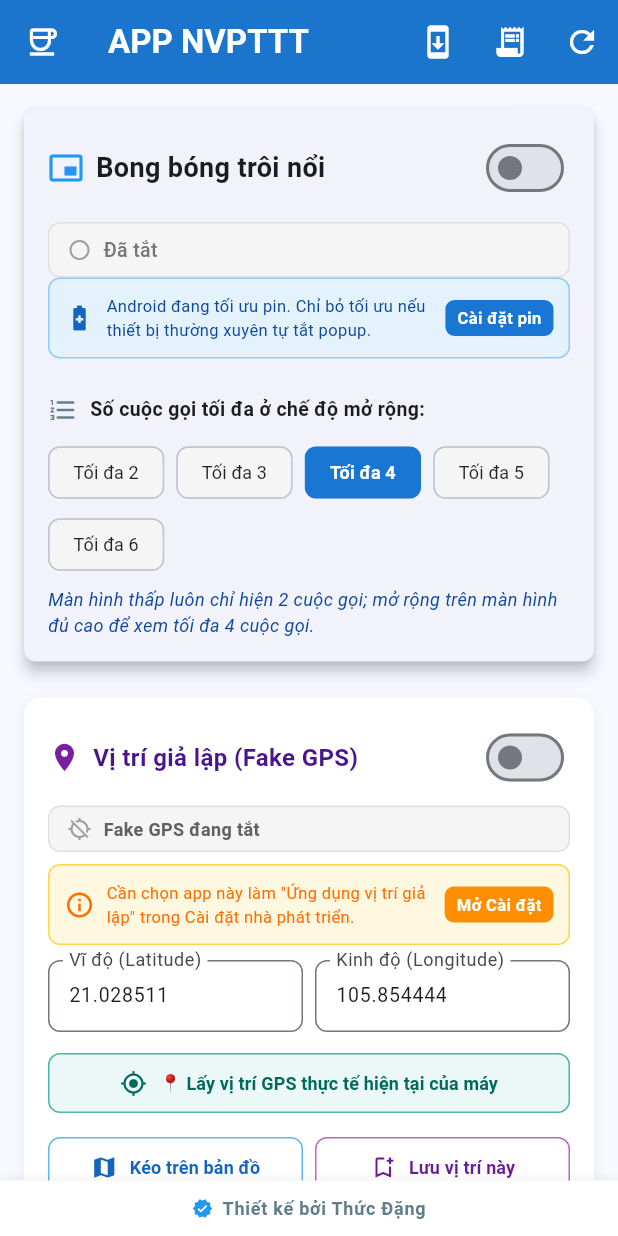
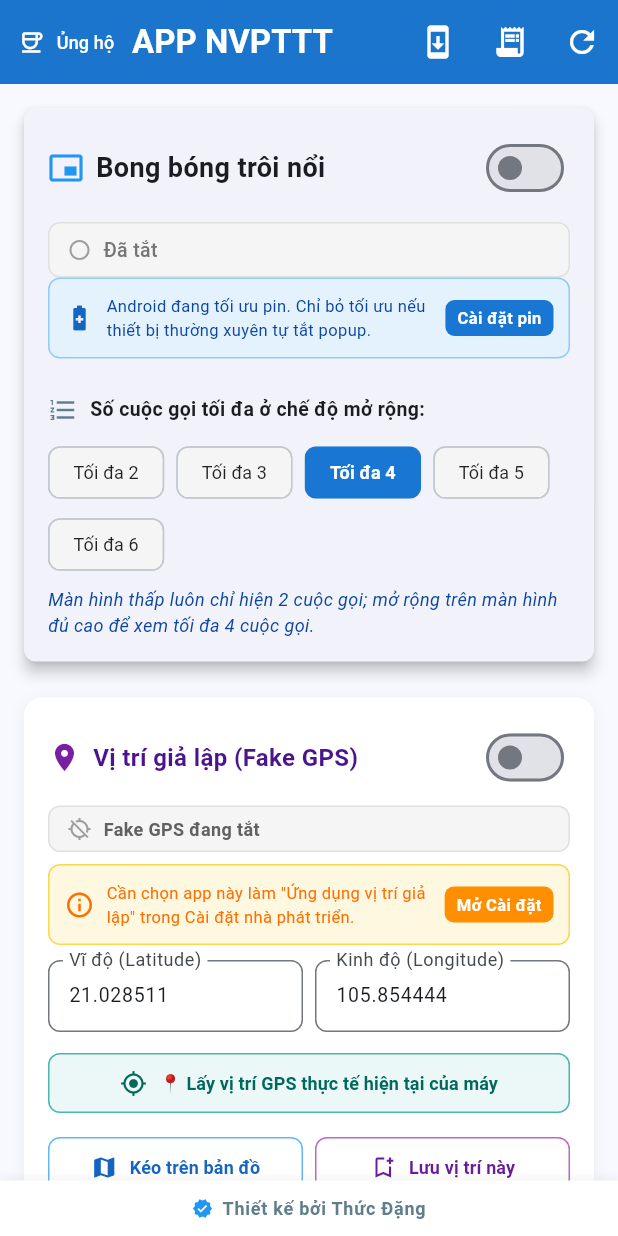
Before and after one commit to thucdang0604/calllog-app, a Flutter app: the screen it shows after launch, on a phone screen of 412 x 824 dp. Run offline on Flutter 3.47's test engine with Material 3 defaults, Android fonts, the phone set to English and light mode, and no system bars; our stand-ins replace flutter_map, latlong2, permission_handler, shared_preferences.

Commit message:
Label donate shortcut in app bar

```diff
--- a/lib/screens/simple_home_screen.dart
+++ b/lib/screens/simple_home_screen.dart
@@ -65,9 +65,13 @@ class _SimpleHomeScreenState extends State<SimpleHomeScreen>
     return Scaffold(
       appBar: AppBar(
         leading: const _DonateCardWidget(),
+        leadingWidth: 88,
+        titleSpacing: 0,
         centerTitle: false,
         title: const Text(
           'APP NVPTTT',
+          maxLines: 1,
+          overflow: TextOverflow.ellipsis,
           style: TextStyle(fontWeight: FontWeight.bold, color: Colors.white),
         ),
         backgroundColor: Colors.blue[700],
@@ -613,10 +617,22 @@ class _DonateCardWidget extends StatelessWidget {
 
   @override
   Widget build(BuildContext context) {
-    return IconButton(
-      onPressed: () => _showDonateDialog(context),
-      icon: const Icon(Icons.coffee_outlined, color: Colors.white),
-      tooltip: 'Ủng hộ tác giả (Donate)',
+    return Tooltip(
+      message: 'Ủng hộ tác giả (Donate)',
+      child: TextButton.icon(
+        onPressed: () => _showDonateDialog(context),
+        icon: const Icon(Icons.coffee_outlined, color: Colors.white, size: 18),
+        label: const Text(
+          'Ủng hộ',
+          maxLines: 1,
+          style: TextStyle(color: Colors.white, fontSize: 12),
+        ),
+        style: TextButton.styleFrom(
+          foregroundColor: Colors.white,
+          padding: const EdgeInsets.symmetric(horizontal: 4),
+          visualDensity: VisualDensity.compact,
+        ),
+      ),
     );
   }
 
--- a/pubspec.yaml
+++ b/pubspec.yaml
@@ -16,7 +16,7 @@ publish_to: 'none' # Remove this line if you wish to publish to pub.dev
 # https://developer.apple.com/library/archive/documentation/General/Reference/InfoPlistKeyReference/Articles/CoreFoundationKeys.html
 # In Windows, build-name is used as the major, minor, and patch parts
 # of the product and file versions while build-number is used as the build suffix.
-version: 1.0.7+8
+version: 1.0.8+9
 
 environment:
   sdk: ^3.8.1
```
Also changed, not shown: 2 other files.
